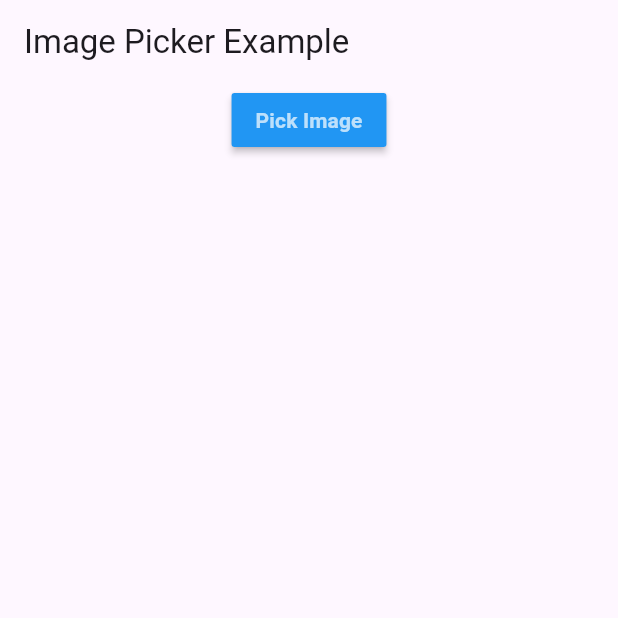
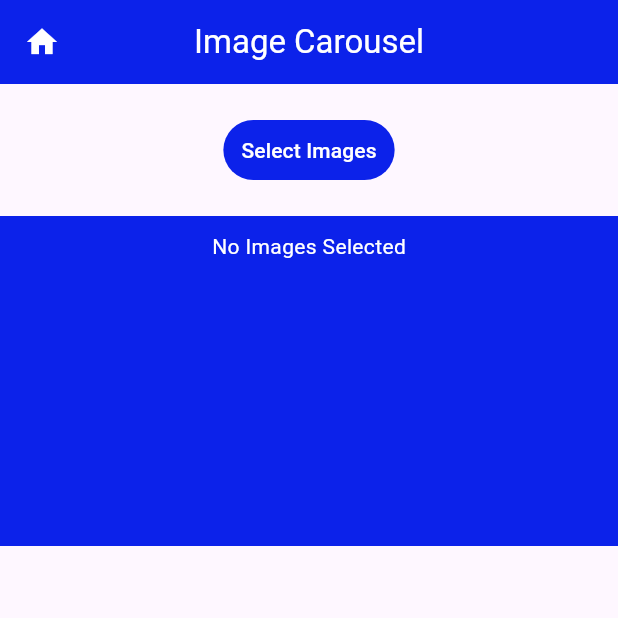
Before and after one commit to kiranpatel67/social_media, a Flutter app: the GridDisplay screen opened directly, on a phone screen of 412 x 824 dp, the top half of it. Run offline on Flutter 3.47's test engine with Material 3 defaults, Android fonts, the phone set to English and light mode, and no system bars; drawn by our look-alikes of carousel_slider; our stand-ins replace firebase_auth, firebase_core, image_picker, like_button; missing offline and left inert: photo_manager, photo_manager_image_provider; accounts and stored records are empty.

Commit message:
social media update 2

```diff
--- /dev/null
+++ b/lib/imagepicker/carosel.dart
@@ -0,0 +1,114 @@
+import 'dart:async';
+
+import 'package:carousel_slider/carousel_slider.dart';
+import 'package:flutter/material.dart';
+import 'dart:io';
+import 'package:image_picker/image_picker.dart';
+import 'package:carousel_slider/carousel_controller.dart';
+
+
+class GridDisplay extends StatefulWidget {
+  const GridDisplay({super.key});
+
+  @override
+  State<GridDisplay> createState() => _GridDisplayState();
+}
+
+class _GridDisplayState extends State<GridDisplay> {
+
+  List<File> selectedImages = [];
+  final picker = ImagePicker();
+
+  @override
+  Widget build(BuildContext context) {
+
+    return Scaffold(
+
+        appBar: AppBar(
+          centerTitle: true,
+          title: Text('Image Carousel',
+            style: TextStyle(color: Color(0xFFFFFFFF),
+            ),
+            textAlign: TextAlign.center,
+          ),
+          leading: Icon(Icons.home, color: Color(0xFFFFFFFF)),
+          backgroundColor: Color(0xFF0C22EA),
+
+        ),
+        body: Column(
+          children: [
+            Container(
+              alignment: Alignment.center,
+              margin: EdgeInsets.all(20),
+              child: TextButton(onPressed: (){
+                if(selectedImages.length!=0){
+                  PickImages();
+                }
+                else{
+                  //submit
+                }
+
+
+              },
+                  style: ButtonStyle(backgroundColor: MaterialStateColor.resolveWith((color) => Color(0xFF0C22EA))),
+                  child: Text(selectedImages.length==0?'Select Images':'submit',
+                    style: TextStyle(color: Color(0xFFFFFFFF)),
+
+
+                  )
+
+
+              ),
+            ),
+            Container(
+              padding: EdgeInsets.all(10),
+              decoration: BoxDecoration(
+
+                  color: Color(0xFF0C22EA)
+              ),
+              child: CarouselSlider.builder(itemCount: selectedImages.length!=0?selectedImages.length:1, itemBuilder: (context, index, realIndex) {
+                if(selectedImages.length ==0){
+
+                  return Text('No Images Selected', style: TextStyle(color: Color(0xFFFFFFFF)),);
+                }
+                else{
+                  return Image.network(selectedImages[index].path);
+                }
+
+              },
+
+                  options: CarouselOptions(
+                    enableInfiniteScroll: false,
+                    height: 200,
+                    autoPlay: true,
+
+                  )),
+            )
+
+          ],
+        )
+
+    );
+  }
+
+  Future PickImages() async{
+
+    final List<XFile> pickedImage = await picker.pickMultiImage();
+    List<XFile> xfilePick = pickedImage;
+
+
+    setState(
+          () {
+        if (xfilePick.isNotEmpty) {
+          for (var i = 0; i < xfilePick.length; i++) {
+            selectedImages.add(File(xfilePick[i].path));
+          }
+        }
+      },
+    );
+
+
+
+  }
+
+}
--- a/lib/imagepicker/grid_display.dart
+++ /dev/null
@@ -1,54 +0,0 @@
-
-import 'dart:io';
-
-import 'package:flutter/material.dart';
-import 'package:image_picker/image_picker.dart';
-
-
-
-class GridDisplay extends StatefulWidget {
-  const GridDisplay({super.key});
-
-  @override
-  State<GridDisplay> createState() => _GridDisplayState();
-}
-
-class _GridDisplayState extends State<GridDisplay> {
-  XFile? selectedImage;
-  String text = "Pick Image";
-  File? pickedImage;
-  bool isPicked = false;
-  final ImagePicker _picker = ImagePicker();
-
-  @override
-  Widget build(BuildContext context) {
-    return Scaffold(
-        appBar: AppBar(
-          title: const Text("Image Picker Example"),
-        ),
-        body: Center(
-          child: Column(
-            children: [
-              MaterialButton(
-                  color: Colors.blue,
-                  child: Text(
-                      selectedImage == null ? "Pick Image": "Submit",
-                      style: TextStyle(
-                          color: Colors.white70, fontWeight: FontWeight.bold
-                      )
-                  ),
-                  onPressed: () async{
-                    selectedImage = await _picker.pickImage(source: ImageSource.gallery);
-                    setState(() {
-
-                    });
-                  }
-              ),
-
-            ],
-          ),
-        )
-
-    );
-  }
-}
--- a/lib/main.dart
+++ b/lib/main.dart
@@ -3,7 +3,7 @@ import 'package:firebase_core/firebase_core.dart';
 import 'package:flutter/material.dart';
 import 'package:social_media/imagepicker/grid_display.dart';
 import 'package:social_media/loginuI/userI.dart';
-import 'package:social_media/pages/img_upload.dart';
+import 'package:social_media/pages/pageview.dart';
 import 'package:social_media/scroll_page/scroll_img.dart';
 
 import 'login/email_get.dart';
@@ -47,7 +47,7 @@ class MyApp extends StatelessWidget {
         useMaterial3: true,
       ),
 
-      home:GridDisplay(),
+      home:Scrollimage(),
 
     );
   }
--- a/lib/scroll_page/scroll_img.dart
+++ b/lib/scroll_page/scroll_img.dart
@@ -75,6 +75,7 @@ class _ScrollState extends State<Scroll> {
 
               Stack(
                 children: [
+
                   Container(
 
                     margin: EdgeInsets.all(32),
--- a/pubspec.yaml
+++ b/pubspec.yaml
@@ -35,11 +35,16 @@ dependencies:
   # The following adds the Cupertino Icons font to your application.
   # Use with the CupertinoIcons class for iOS style icons.
   cupertino_icons: ^1.0.6
+  cloud_firestore: ^4.15.10
   firebase_auth: ^4.17.9
   firebase_core: ^2.27.1
   image_picker: ^1.0.7
+  like_button: ^2.0.5
   photo_manager: ^3.0.0
   photo_manager_image_provider: ^2.1.1
+  carousel_slider: ^4.2.1
+  firebase_storage: ^11.6.11
+
 
 dev_dependencies:
   flutter_test:
```
Also changed, not shown: lib/pages/image_page.dart (deleted, +0 -21 lines), lib/pages/img_upload.dart (deleted, +0 -65 lines), lib/pages/pageview.dart (added, +49 -0 lines), pubspec.lock, 4 other files.
